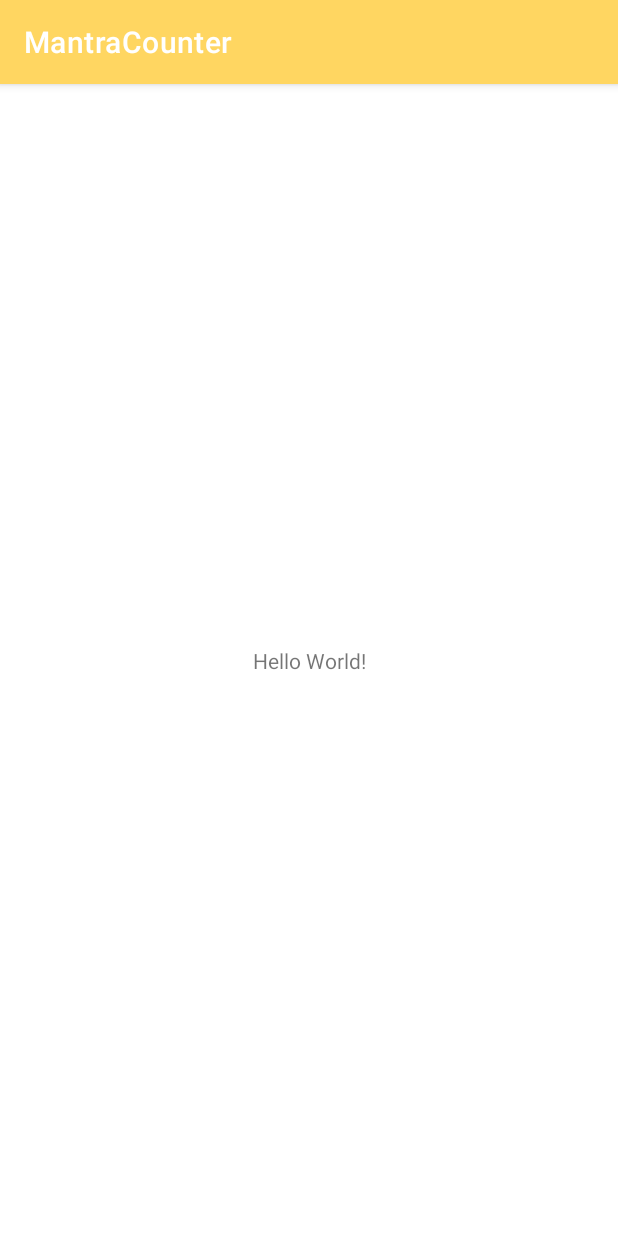
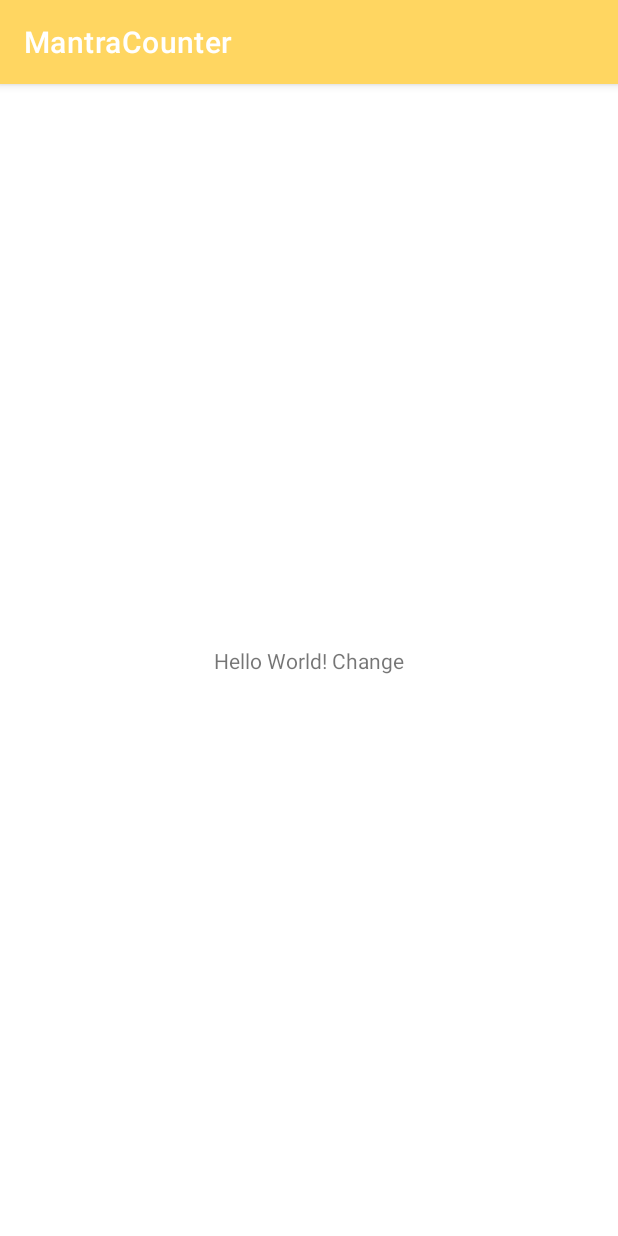
Before and after one commit to Richard1688Sun/MantraCounter, an Android app: the screen it shows after launch (MainActivity), on a phone screen of 412 x 824 dp. Run offline under Robolectric (Android 15) with nearby library versions, the phone set to English and light mode, and no system bars.

Commit message:
first commit

```diff
--- a/app/src/main/res/layout/activity_main.xml
+++ b/app/src/main/res/layout/activity_main.xml
@@ -9,7 +9,7 @@
     <TextView
         android:layout_width="wrap_content"
         android:layout_height="wrap_content"
-        android:text="Hello World!"
+        android:text="Hello World! Change"
         app:layout_constraintBottom_toBottomOf="parent"
         app:layout_constraintEnd_toEndOf="parent"
         app:layout_constraintStart_toStartOf="parent"
```
